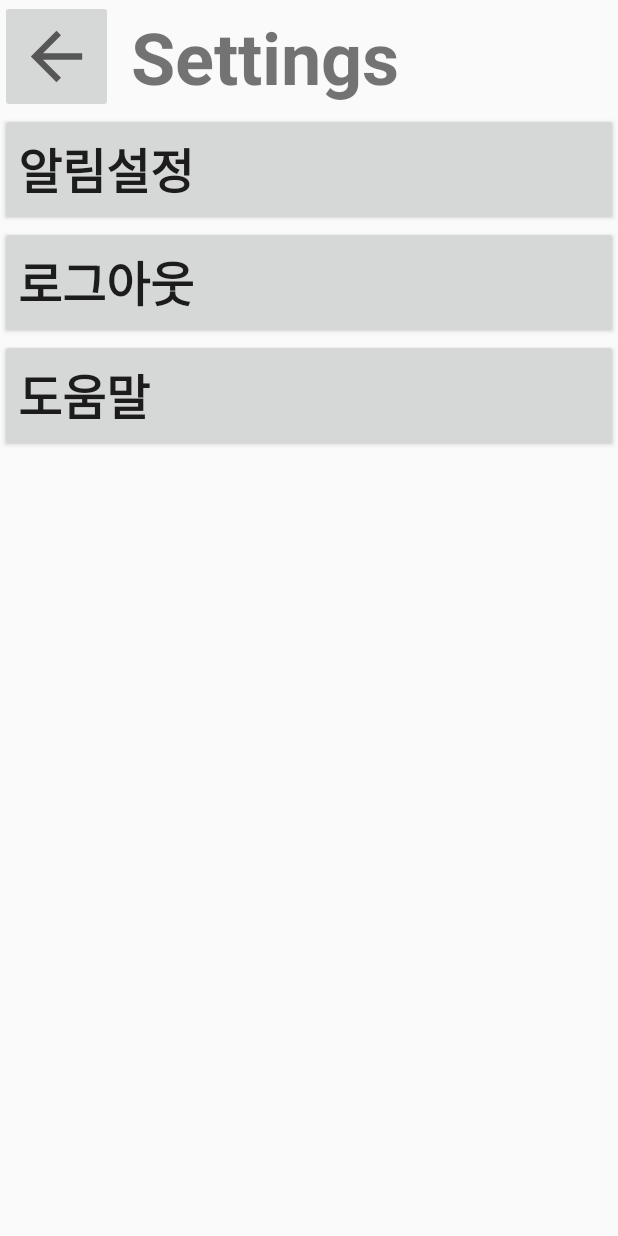
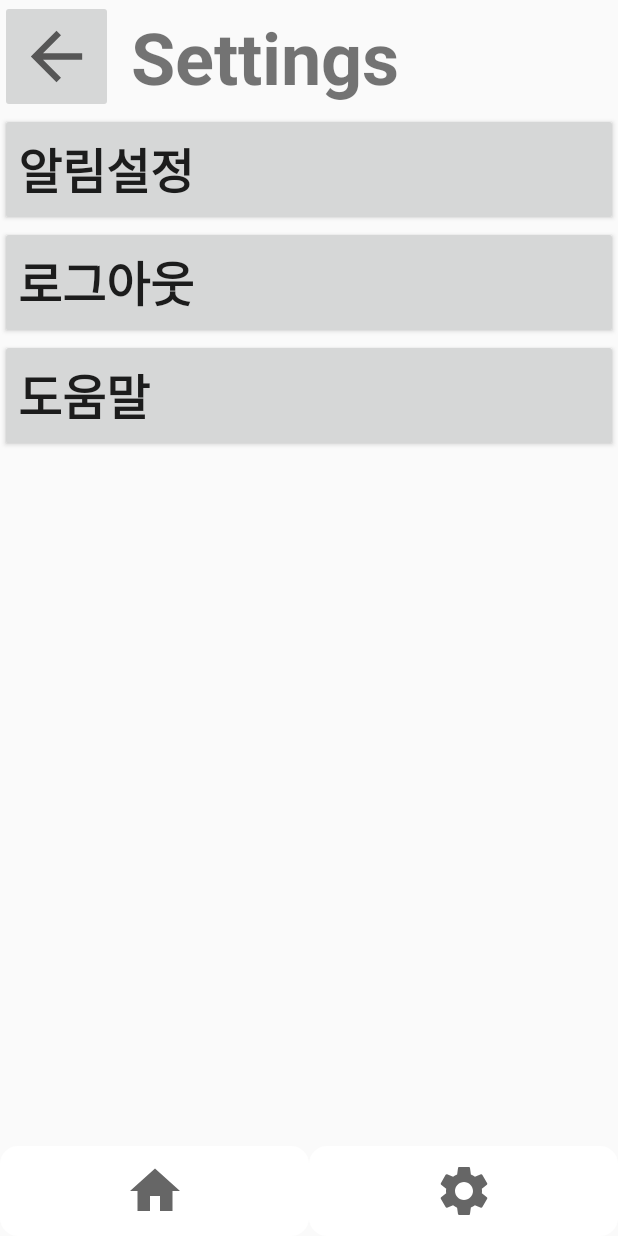
Before and after one commit to lalala5772/sCatdule, an Android app: the SettingActivity screen opened directly, with no data from a screen before it, on a phone screen of 412 x 824 dp. Run offline under Robolectric (Android 15) with nearby library versions, the phone set to English and light mode, and no system bars.

Commit message:
settings->home

```diff
--- a/app/src/main/java/com/example/scatdule_tmp/SettingActivity.java
+++ b/app/src/main/java/com/example/scatdule_tmp/SettingActivity.java
@@ -9,6 +9,7 @@ import androidx.appcompat.app.AppCompatActivity;
 
 public class SettingActivity extends AppCompatActivity {
     private ImageButton back_btn;
+    private ImageButton home_btn;
 
     @Override
     protected void onCreate(@Nullable Bundle savedInstanceState){
@@ -16,7 +17,14 @@ public class SettingActivity extends AppCompatActivity {
         setContentView(R.layout.activity_settings);
 
         ImageButton setting_btn = (ImageButton) findViewById(R.id.backButton);
+        ImageButton setting_btn2 = (ImageButton) findViewById(R.id.home);
         setting_btn.setOnClickListener(new View.OnClickListener() {
+            @Override
+            public void onClick(View view) {
+                finish();
+            }
+        });
+        setting_btn2.setOnClickListener(new View.OnClickListener() {
             @Override
             public void onClick(View view) {
                 finish();
--- a/app/src/main/res/layout/activity_settings.xml
+++ b/app/src/main/res/layout/activity_settings.xml
@@ -65,4 +65,35 @@
         app:layout_constraintEnd_toEndOf="parent"
         app:layout_constraintStart_toStartOf="parent"
         app:layout_constraintTop_toBottomOf="@+id/logout_text" />
+
+    //home 버튼 구역
+
+    // settings 버튼 구역
+
+    <ImageButton
+        android:id="@+id/home"
+        style="?android:attr/borderlessButtonStyle"
+        android:layout_width="0dp"
+        android:layout_height="60dp"
+        android:background="@drawable/round_layout"
+        android:foreground="?android:attr/selectableItemBackground"
+        android:src="@drawable/ic_baseline_home_24"
+        app:layout_constraintRight_toRightOf="parent"
+        app:layout_constraintLeft_toRightOf="@+id/settings"
+        app:layout_constraintLeft_toLeftOf="parent"
+        app:layout_constraintRight_toLeftOf="@id/settings"
+        app:layout_constraintBottom_toBottomOf="@id/ConstraintLayout"/>
+
+    <ImageButton
+        android:id="@+id/settings"
+        style="?android:attr/borderlessButtonStyle"
+        android:layout_width="0dp"
+        android:layout_height="60dp"
+        android:background="@drawable/round_layout"
+        android:foreground="?android:attr/selectableItemBackground"
+        android:src="@drawable/ic_baseline_settings_24"
+        android:text="settings"
+        app:layout_constraintRight_toRightOf="parent"
+        app:layout_constraintLeft_toRightOf="@+id/home"
+        app:layout_constraintBottom_toBottomOf="@id/ConstraintLayout"/>
 </androidx.constraintlayout.widget.ConstraintLayout>
```
Also changed, not shown: 1 other file.
